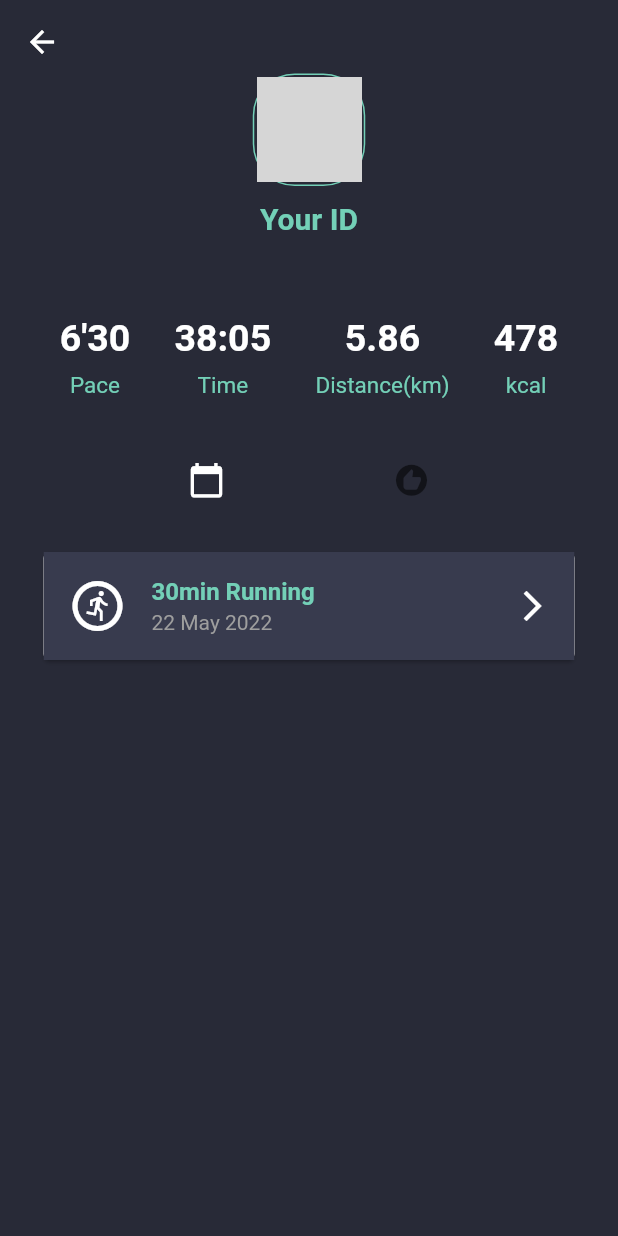
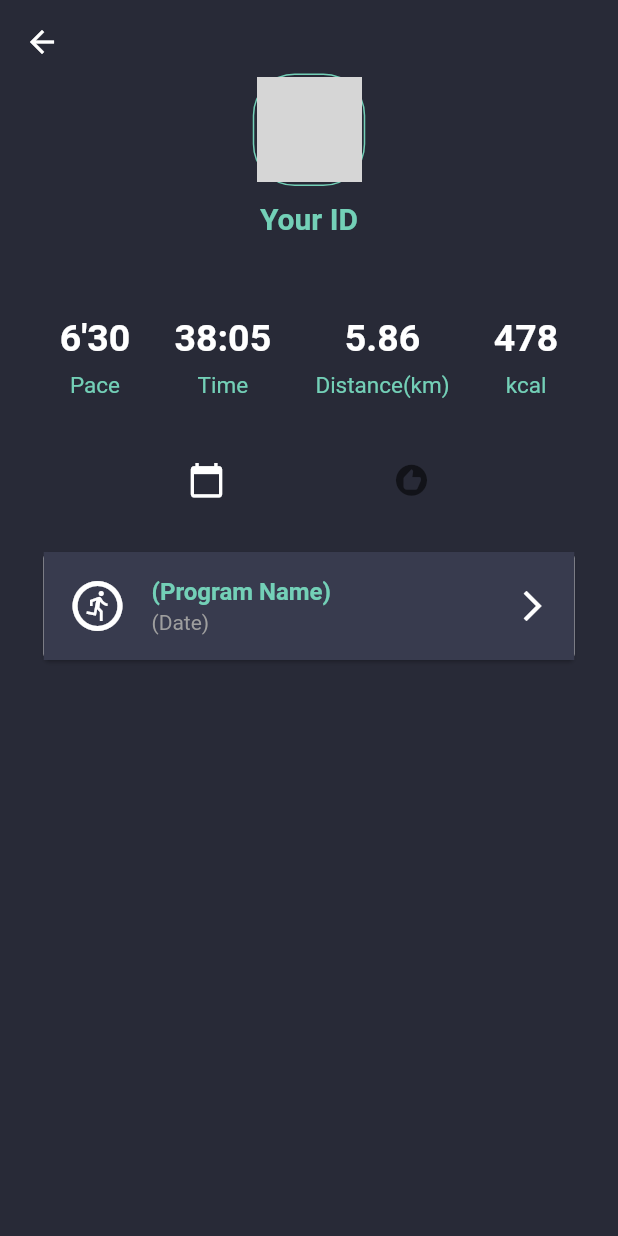
Before and after one commit to CHOSION/runiverse, a Flutter app: the Profile screen opened directly, on a phone screen of 412 x 824 dp. Run offline on Flutter 3.47's test engine with Material 2 defaults, Android fonts, the phone set to English and light mode, and no system bars; our stand-ins replace animated_splash_screen, page_transition; network calls fail; grey boxes are pictures that could not be loaded.

Commit message:
220607_3

```diff
--- a/lib/running/profile.dart
+++ b/lib/running/profile.dart
@@ -202,13 +202,13 @@ class _ProfileState extends State<Profile> {
                             color: Colors.white,
                           ),
                           title: Text(
-                            '30min Running',
+                            '(Program Name)',
                             style: TextStyle(
                                 fontWeight: FontWeight.bold,
                                 color: Palette.iconColor),
                           ),
                           subtitle: Text(
-                            '22 May 2022',
+                            '(Date)',
                             style: TextStyle(color: Colors.grey),
                           ),
                           trailing: Icon(
@@ -238,23 +238,19 @@ class _ProfileState extends State<Profile> {
                             }));
                           },
                           leading: Icon(
-                            Icons.run_circle_outlined,
+                            Icons.recommend,
                             size: 40,
                             color: Colors.white,
                           ),
                           title: Text(
-                            'Distance Running',
+                            '(Award Name)',
                             style: TextStyle(
                                 fontWeight: FontWeight.bold,
                                 color: Palette.iconColor),
                           ),
                           subtitle: Text(
-                            '08 May 2022',
+                            '(Date)',
                             style: TextStyle(color: Colors.grey),
-                          ),
-                          trailing: Icon(
-                            Icons.arrow_forward_ios,
-                            color: Colors.white,
                           ),
                           tileColor: Palette.blockColor,
                         ),
```
Also changed, not shown: lib/home/program_tabbar.dart (+17 -14 lines).
